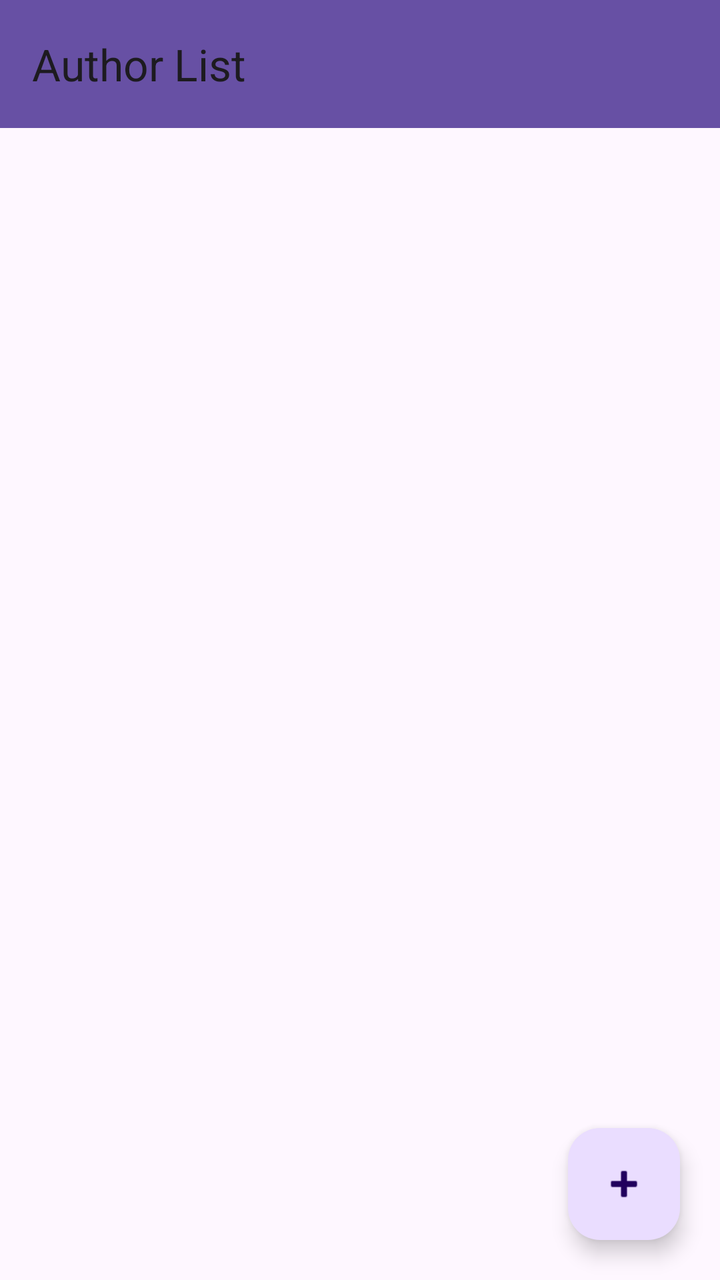
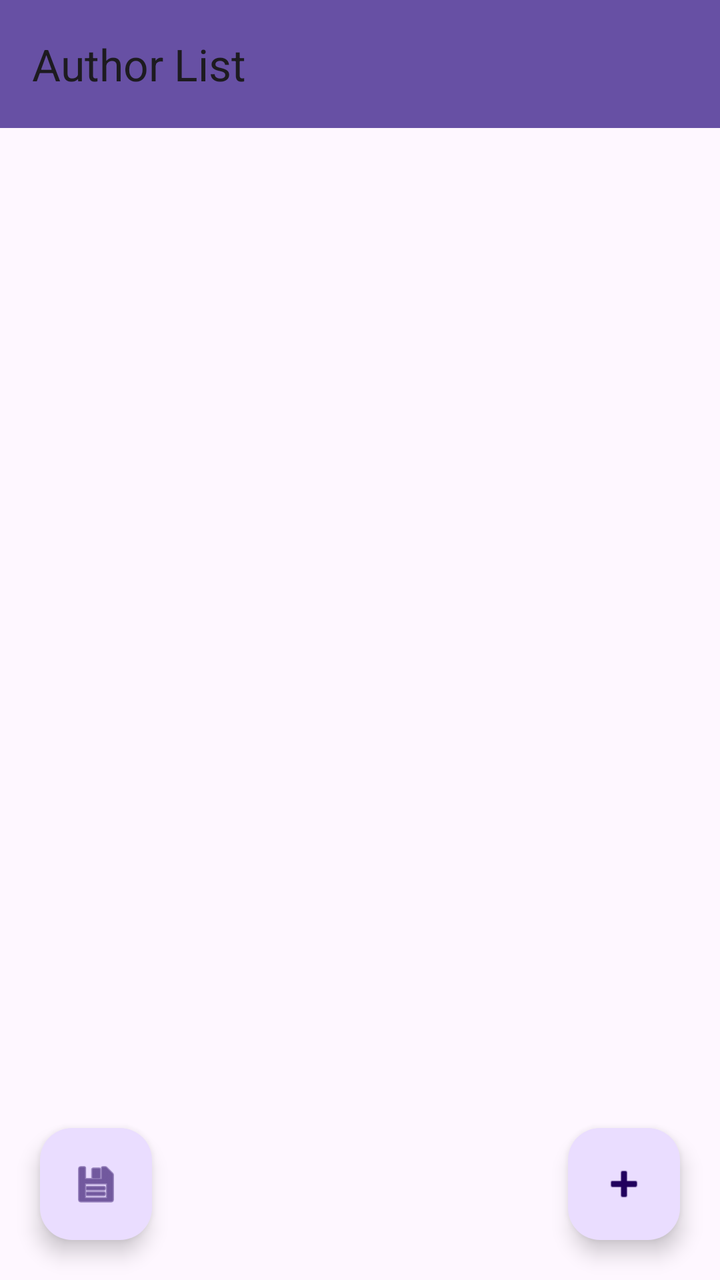

Two renders of the same Android screen: before a commit and after it. Below are the layout's source before the change and the commit's diff.
<!-- AndroidManifest.xml: application theme Theme.Frontend -->
<!-- res/layout/activity_author_list.xml -->
<?xml version="1.0" encoding="utf-8"?>
<androidx.constraintlayout.widget.ConstraintLayout xmlns:android="http://schemas.android.com/apk/res/android"
    xmlns:app="http://schemas.android.com/apk/res-auto"
    xmlns:tools="http://schemas.android.com/tools"
    android:id="@+id/main"
    android:layout_width="match_parent"
    android:layout_height="match_parent"
    tools:context=".AuthorListActivity">

    <androidx.appcompat.widget.Toolbar
        android:id="@+id/authorList_toolbar"
        android:layout_width="match_parent"
        android:layout_height="?attr/actionBarSize"
        android:background="?attr/colorPrimary"
        android:elevation="4dp"
        app:title="Author List"
        app:popupTheme="@style/ThemeOverlay.AppCompat.Light"
        app:layout_constraintTop_toTopOf="parent" />

    <androidx.recyclerview.widget.RecyclerView
        android:id="@+id/authorList_recyclerView"
        android:layout_width="0dp"
        android:layout_height="0dp"
        app:layout_constraintTop_toBottomOf="@id/authorList_toolbar"
        app:layout_constraintBottom_toTopOf="@id/authorList_fab"
        app:layout_constraintStart_toStartOf="parent"
        app:layout_constraintEnd_toEndOf="parent" />

    <com.google.android.material.floatingactionbutton.FloatingActionButton
        android:id="@+id/authorList_fab"
        android:layout_width="wrap_content"
        android:layout_height="wrap_content"
        android:layout_margin="20dp"
        android:src="@android:drawable/ic_input_add"
        app:layout_constraintBottom_toBottomOf="parent"
        app:layout_constraintEnd_toEndOf="parent" />

</androidx.constraintlayout.widget.ConstraintLayout>
<!-- resources referenced by this layout -->
<resources>
  <style name="Theme.Frontend" parent="Base.Theme.Frontend" />
  <style name="Base.Theme.Frontend" parent="Theme.Material3.DayNight.NoActionBar">
          
          
      </style>
</resources>

<!-- the commit's change to res/layout/activity_author_list.xml (unified diff, before → after) -->
@@ -27,6 +27,15 @@
         app:layout_constraintEnd_toEndOf="parent" />
 
     <com.google.android.material.floatingactionbutton.FloatingActionButton
+        android:id="@+id/authorExport_fab"
+        android:layout_width="wrap_content"
+        android:layout_height="wrap_content"
+        android:layout_margin="20dp"
+        android:src="@android:drawable/ic_menu_save"
+        app:layout_constraintBottom_toBottomOf="parent"
+        app:layout_constraintStart_toStartOf="parent" />
+
+    <com.google.android.material.floatingactionbutton.FloatingActionButton
         android:id="@+id/authorList_fab"
         android:layout_width="wrap_content"
         android:layout_height="wrap_content"
